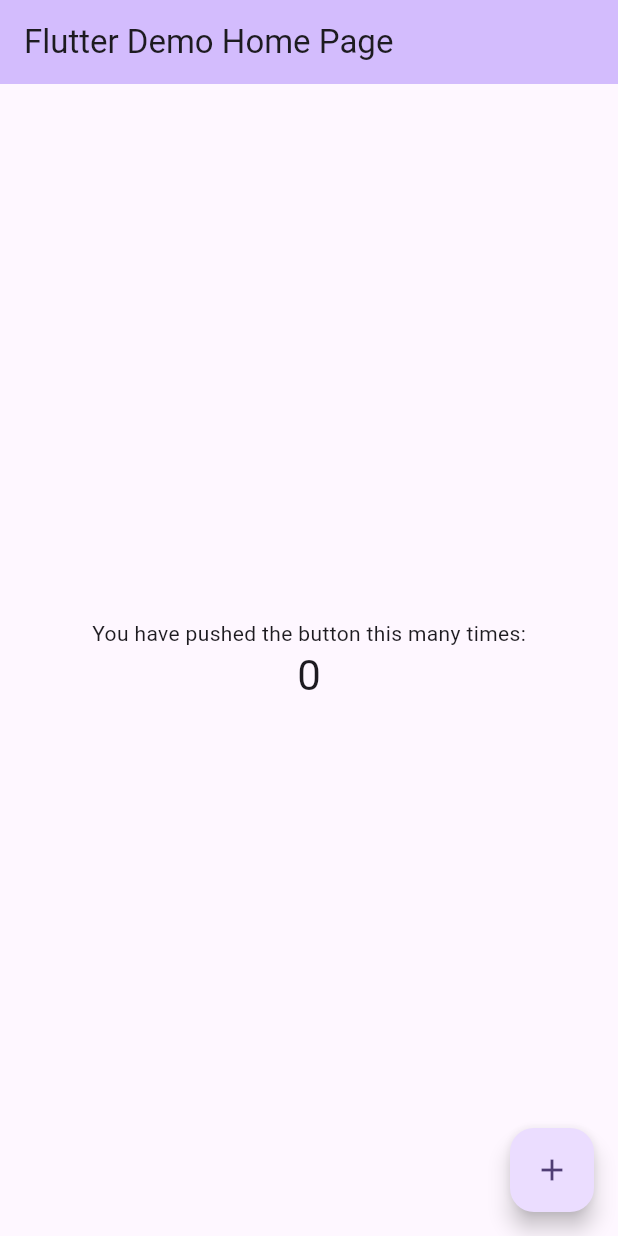
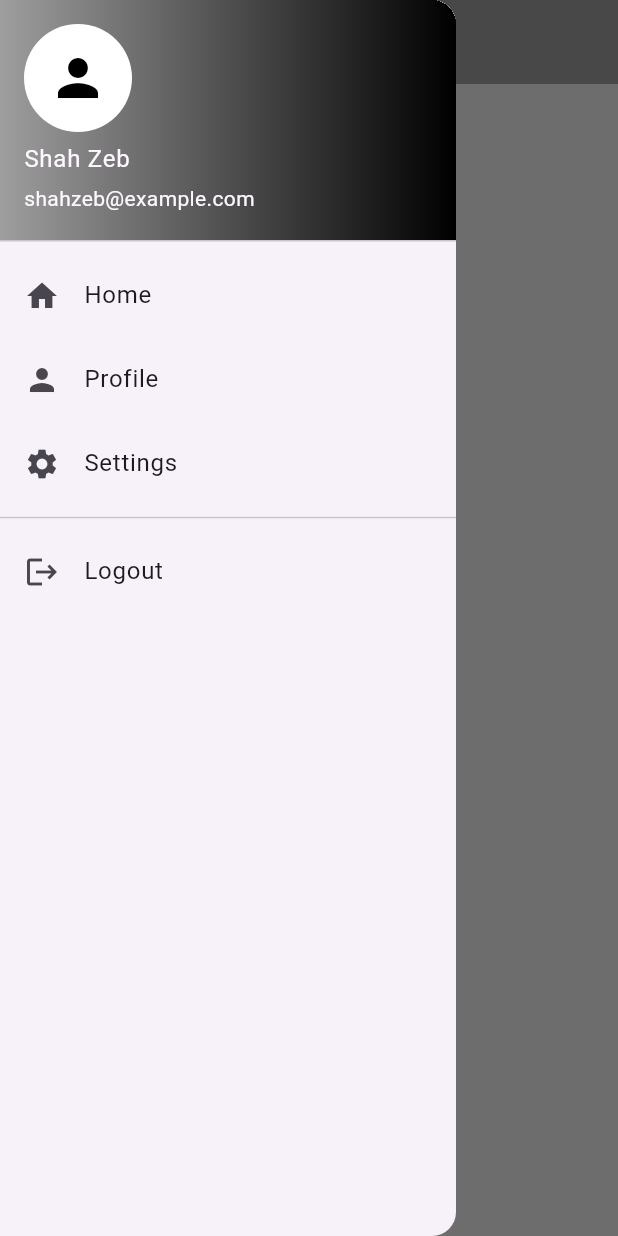
Before and after one commit to shahzeb2002/Explore, a Flutter app: the screen it shows after launch, with the side drawer open (before the commit the screen has no drawer), on a phone screen of 412 x 824 dp. Run offline on Flutter 3.47's test engine with Material 3 defaults, Android fonts, the phone set to English and light mode, and no system bars.

Commit message:
classic drawer

```diff
--- /dev/null
+++ b/lib/Classic_menu_drawer.dart
@@ -0,0 +1,69 @@
+import 'package:flutter/material.dart';
+
+class ClassicMenuDrawer extends StatelessWidget {
+  const ClassicMenuDrawer({super.key});
+
+  @override
+  Widget build(BuildContext context) {
+    return Scaffold(
+      backgroundColor: Colors.grey.shade200,
+      appBar: AppBar(
+        title: const Text("Classic Drawer"),
+        centerTitle: true,
+        backgroundColor: Colors.grey,
+      ),
+
+      drawer: Drawer(
+        child: ListView(
+          padding: EdgeInsets.zero,
+          children: [
+            UserAccountsDrawerHeader(
+              accountName: const Text("Shah Zeb"),
+              accountEmail: const Text("shahzeb@example.com"),
+              currentAccountPicture: const CircleAvatar(
+                backgroundColor: Colors.white,
+                child: Icon(Icons.person, size: 40, color: Colors.black),
+              ),
+              decoration: const BoxDecoration(
+                gradient: LinearGradient(
+                  colors: [Colors.grey, Colors.black],
+                ),
+              ),
+            ),
+
+            ListTile(
+              leading: const Icon(Icons.home),
+              title: const Text("Home"),
+              onTap: () {},
+            ),
+
+            ListTile(
+              leading: const Icon(Icons.person),
+              title: const Text("Profile"),
+              onTap: () {},
+            ),
+
+            ListTile(
+              leading: const Icon(Icons.settings),
+              title: const Text("Settings"),
+              onTap: () {},
+            ),
+
+            const Divider(),
+
+            ListTile(
+              leading: const Icon(Icons.logout),
+              title: const Text("Logout"),
+              onTap: () {},
+            ),
+          ],
+        ),
+      ),
+
+      body: const Center(
+        child: Text("Practicing Widgets ", style: TextStyle(fontSize: 20),
+        ),
+      ),
+    );
+  }
+}
--- a/lib/main.dart
+++ b/lib/main.dart
@@ -1,3 +1,4 @@
+import 'package:explore/Classic_menu_drawer.dart';
 import 'package:flutter/material.dart';
 
 void main() {
@@ -11,112 +12,9 @@ class MyApp extends StatelessWidget {
   @override
   Widget build(BuildContext context) {
     return MaterialApp(
-      title: 'Flutter Demo',
-      theme: ThemeData(
-        // This is the theme of your application.
-        //
-        // TRY THIS: Try running your application with "flutter run". You'll see
-        // the application has a purple toolbar. Then, without quitting the app,
-        // try changing the seedColor in the colorScheme below to Colors.green
-        // and then invoke "hot reload" (save your changes or press the "hot
-        // reload" button in a Flutter-supported IDE, or press "r" if you used
-        // the command line to start the app).
-        //
-        // Notice that the counter didn't reset back to zero; the application
-        // state is not lost during the reload. To reset the state, use hot
-        // restart instead.
-        //
-        // This works for code too, not just values: Most code changes can be
-        // tested with just a hot reload.
-        colorScheme: ColorScheme.fromSeed(seedColor: Colors.deepPurple),
-      ),
-      home: const MyHomePage(title: 'Flutter Demo Home Page'),
+      debugShowCheckedModeBanner: false,
+
+      home: ClassicMenuDrawer(),
     );
   }
 }
-
-class MyHomePage extends StatefulWidget {
-  const MyHomePage({super.key, required this.title});
-
-  // This widget is the home page of your application. It is stateful, meaning
-  // that it has a State object (defined below) that contains fields that affect
-  // how it looks.
-
-  // This class is the configuration for the state. It holds the values (in this
-  // case the title) provided by the parent (in this case the App widget) and
-  // used by the build method of the State. Fields in a Widget subclass are
-  // always marked "final".
-
-  final String title;
-
-  @override
-  State<MyHomePage> createState() => _MyHomePageState();
-}
-
-class _MyHomePageState extends State<MyHomePage> {
-  int _counter = 0;
-
-  void _incrementCounter() {
-    setState(() {
-      // This call to setState tells the Flutter framework that something has
-      // changed in this State, which causes it to rerun the build method below
-      // so that the display can reflect the updated values. If we changed
-      // _counter without calling setState(), then the build method would not be
-      // called again, and so nothing would appear to happen.
-      _counter++;
-    });
-  }
-
-  @override
-  Widget build(BuildContext context) {
-    // This method is rerun every time setState is called, for instance as done
-    // by the _incrementCounter method above.
-    //
-    // The Flutter framework has been optimized to make rerunning build methods
-    // fast, so that you can just rebuild anything that needs updating rather
-    // than having to individually change instances of widgets.
-    return Scaffold(
-      appBar: AppBar(
-        // TRY THIS: Try changing the color here to a specific color (to
-        // Colors.amber, perhaps?) and trigger a hot reload to see the AppBar
-        // change color while the other colors stay the same.
-        backgroundColor: Theme.of(context).colorScheme.inversePrimary,
-        // Here we take the value from the MyHomePage object that was created by
-        // the App.build method, and use it to set our appbar title.
-        title: Text(widget.title),
-      ),
-      body: Center(
-        // Center is a layout widget. It takes a single child and positions it
-        // in the middle of the parent.
-        child: Column(
-          // Column is also a layout widget. It takes a list of children and
-          // arranges them vertically. By default, it sizes itself to fit its
-          // children horizontally, and tries to be as tall as its parent.
-          //
-          // Column has various properties to control how it sizes itself and
-          // how it positions its children. Here we use mainAxisAlignment to
-          // center the children vertically; the main axis here is the vertical
-          // axis because Columns are vertical (the cross axis would be
-          // horizontal).
-          //
-          // TRY THIS: Invoke "debug painting" (choose the "Toggle Debug Paint"
-          // action in the IDE, or press "p" in the console), to see the
-          // wireframe for each widget.
-          mainAxisAlignment: MainAxisAlignment.center,
-          children: <Widget>[
-            const Text('You have pushed the button this many times:'),
-            Text(
-              '$_counter',
-              style: Theme.of(context).textTheme.headlineMedium,
-            ),
-          ],
-        ),
-      ),
-      floatingActionButton: FloatingActionButton(
-        onPressed: _incrementCounter,
-        tooltip: 'Increment',
-        child: const Icon(Icons.add),
-      ), // This trailing comma makes auto-formatting nicer for build methods.
-    );
-  }
-}
```
